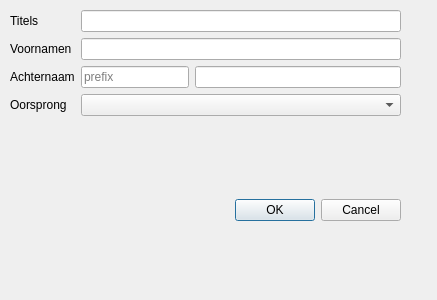
Above: src/names/nameEditor.ui from niknetniko/opa before the change. Below: the same form after it.
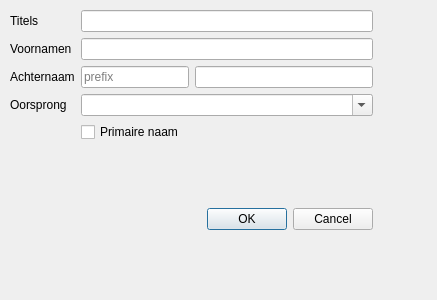
That is the form after the change.

Patch:
```diff
--- a/src/names/nameEditor.ui
+++ b/src/names/nameEditor.ui
@@ -18,13 +18,16 @@
     <rect>
      <x>10</x>
      <y>10</y>
-     <width>391</width>
-     <height>211</height>
+     <width>363</width>
+     <height>220</height>
     </rect>
    </property>
    <layout class="QVBoxLayout" name="verticalLayout">
     <item>
      <layout class="QFormLayout" name="formLayout">
+      <property name="verticalSpacing">
+       <number>6</number>
+      </property>
       <item row="0" column="0">
        <widget class="QLabel" name="label">
         <property name="text">
@@ -74,7 +77,18 @@
        </widget>
       </item>
       <item row="3" column="1">
-       <widget class="QComboBox" name="originCombo"/>
+       <widget class="QComboBox" name="origin">
+        <property name="editable">
+         <bool>true</bool>
+        </property>
+       </widget>
+      </item>
+      <item row="4" column="1">
+       <widget class="QCheckBox" name="primaryName">
+        <property name="text">
+         <string>Primaire naam</string>
+        </property>
+       </widget>
       </item>
      </layout>
     </item>
```
Left out of the diff: 2 changed lines with no effect on the pictures.
